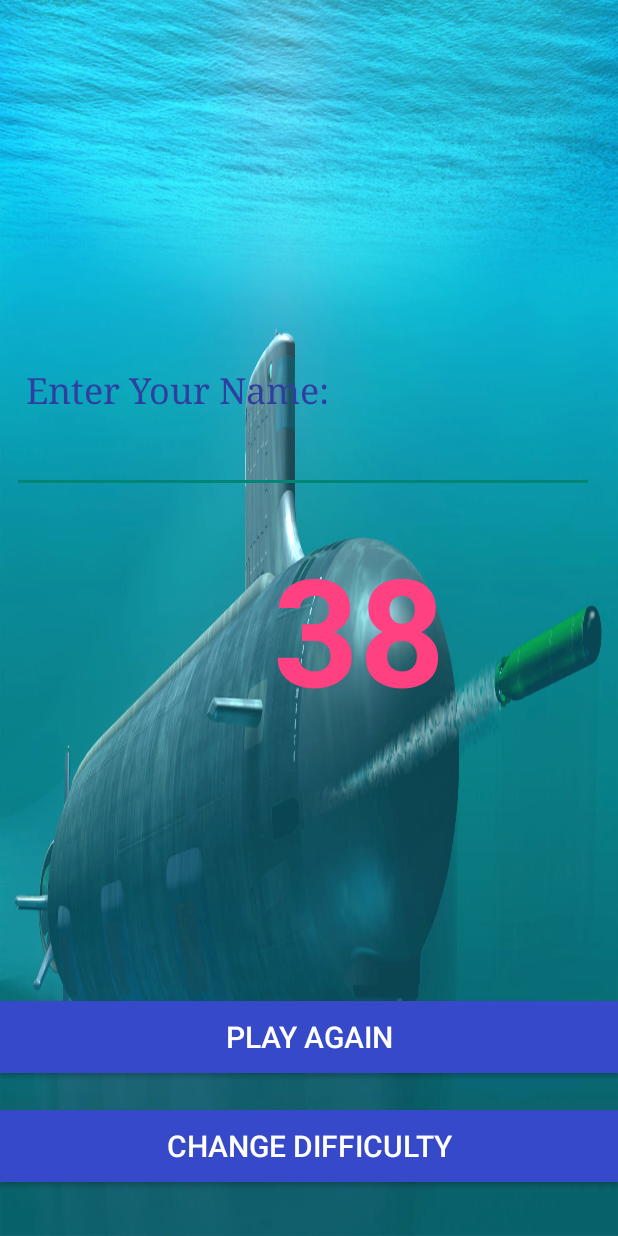
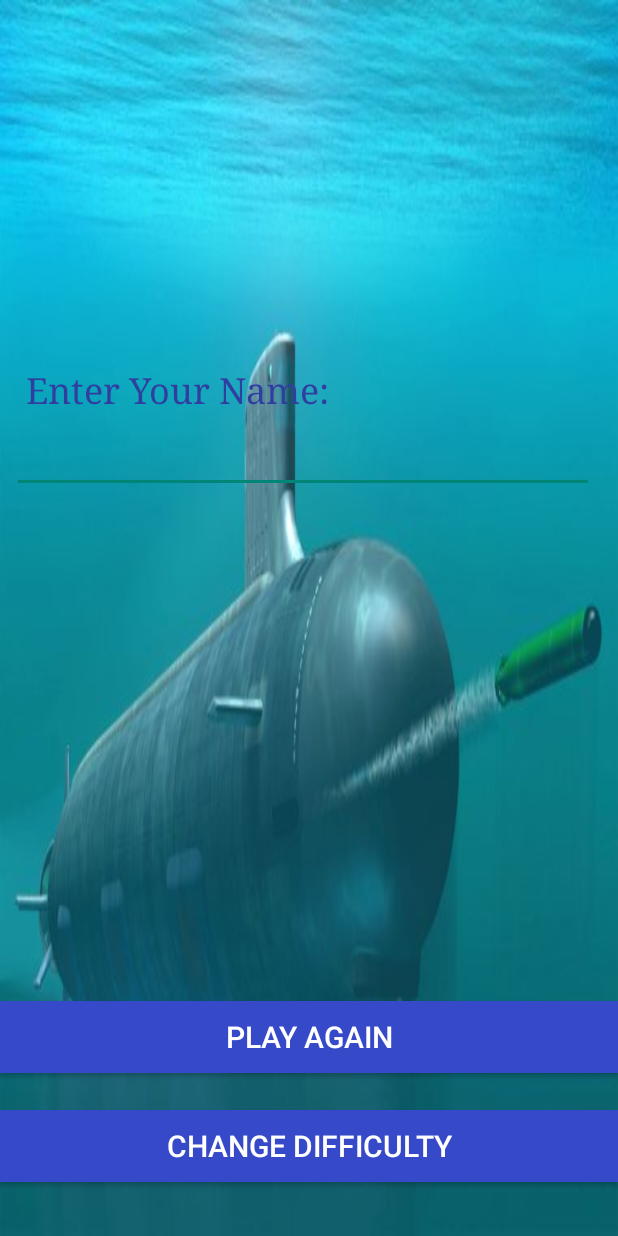
Before and after one commit to assaft753/BattleShips, an Android app: the layout activity_finish.xml on its own in the app's theme, with its tools: preview values and no code run, on a phone screen of 412 x 824 dp. Run offline under Robolectric (Android 15) with nearby library versions, the phone set to English and light mode, and no system bars.

Commit message:
Auto Hit

```diff
--- a/app/src/main/res/layout/activity_finish.xml
+++ b/app/src/main/res/layout/activity_finish.xml
@@ -97,7 +97,6 @@
         android:layout_marginStart="50dp"
         android:layout_marginTop="8dp"
         android:padding="5dp"
-        android:text="38"
         android:textAlignment="center"
         android:textAllCaps="false"
         android:textColor="@color/colorAccent"
```
Also changed, not shown: app/src/main/res/drawable/endsubmarine.jpg.
